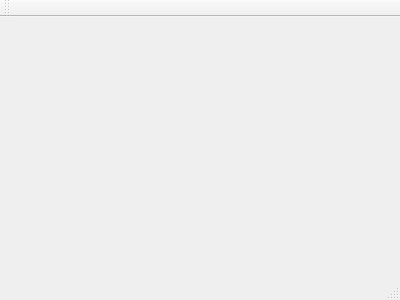
First picture: the form in ViniLibCppQt/mainwindow.ui, repository vianalista/ViniLibCppQt, before the edit.
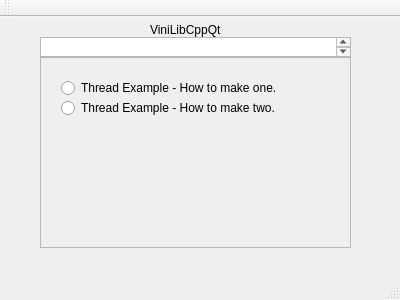
Second picture: the form after the edit.

Commit message: Created Thread Example One.

What changed in the file:
```diff
--- a/ViniLibCppQt/mainwindow.ui
+++ b/ViniLibCppQt/mainwindow.ui
@@ -12,13 +12,101 @@
   <property name="windowTitle" >
    <string>MainWindow</string>
   </property>
-  <widget class="QMenuBar" name="menuBar" />
-  <widget class="QToolBar" name="mainToolBar" />
-  <widget class="QWidget" name="centralWidget" />
-  <widget class="QStatusBar" name="statusBar" />
+  <widget class="QWidget" name="centralWidget">
+   <widget class="QLabel" name="lblTitle">
+    <property name="geometry">
+     <rect>
+      <x>150</x>
+      <y>5</y>
+      <width>91</width>
+      <height>16</height>
+     </rect>
+    </property>
+    <property name="text">
+     <string>ViniLibCppQt</string>
+    </property>
+   </widget>
+   <widget class="QScrollArea" name="scrollArea">
+    <property name="geometry">
+     <rect>
+      <x>40</x>
+      <y>40</y>
+      <width>311</width>
+      <height>191</height>
+     </rect>
+    </property>
+    <property name="widgetResizable">
+     <bool>true</bool>
+    </property>
+    <widget class="QWidget" name="scrollAreaWidgetContents">
+     <property name="geometry">
+      <rect>
+       <x>0</x>
+       <y>0</y>
+       <width>309</width>
+       <height>189</height>
+      </rect>
+     </property>
+     <widget class="QRadioButton" name="rbtThread_1">
+      <property name="geometry">
+       <rect>
+        <x>20</x>
+        <y>20</y>
+        <width>281</width>
+        <height>20</height>
+       </rect>
+      </property>
+      <property name="text">
+       <string>Thread Example - How to make one.</string>
+      </property>
+     </widget>
+     <widget class="QRadioButton" name="rbtThread_2">
+      <property name="geometry">
+       <rect>
+        <x>20</x>
+        <y>40</y>
+        <width>281</width>
+        <height>20</height>
+       </rect>
+      </property>
+      <property name="text">
+       <string>Thread Example - How to make two.</string>
+      </property>
+     </widget>
+    </widget>
+   </widget>
+   <widget class="QTextEdit" name="textEdit">
+    <property name="geometry">
+     <rect>
+      <x>40</x>
+      <y>20</y>
+      <width>311</width>
+      <height>20</height>
+     </rect>
+    </property>
+   </widget>
+  </widget>
+  <widget class="QMenuBar" name="menuBar">
+   <property name="geometry">
+    <rect>
+     <x>0</x>
+     <y>0</y>
+     <width>400</width>
+     <height>22</height>
+    </rect>
+   </property>
+  </widget>
+  <widget class="QToolBar" name="mainToolBar">
+   <attribute name="toolBarArea">
+    <enum>TopToolBarArea</enum>
+   </attribute>
+   <attribute name="toolBarBreak">
+    <bool>false</bool>
+   </attribute>
+  </widget>
+  <widget class="QStatusBar" name="statusBar"/>
  </widget>
- <layoutDefault spacing="6" margin="11" />
- <pixmapfunction></pixmapfunction>
+ <layoutdefault spacing="6" margin="11"/>
  <resources/>
  <connections/>
 </ui>
```
Left out of the diff: 7 changed lines with no effect on the pictures. The commit also changes 20 other files.
